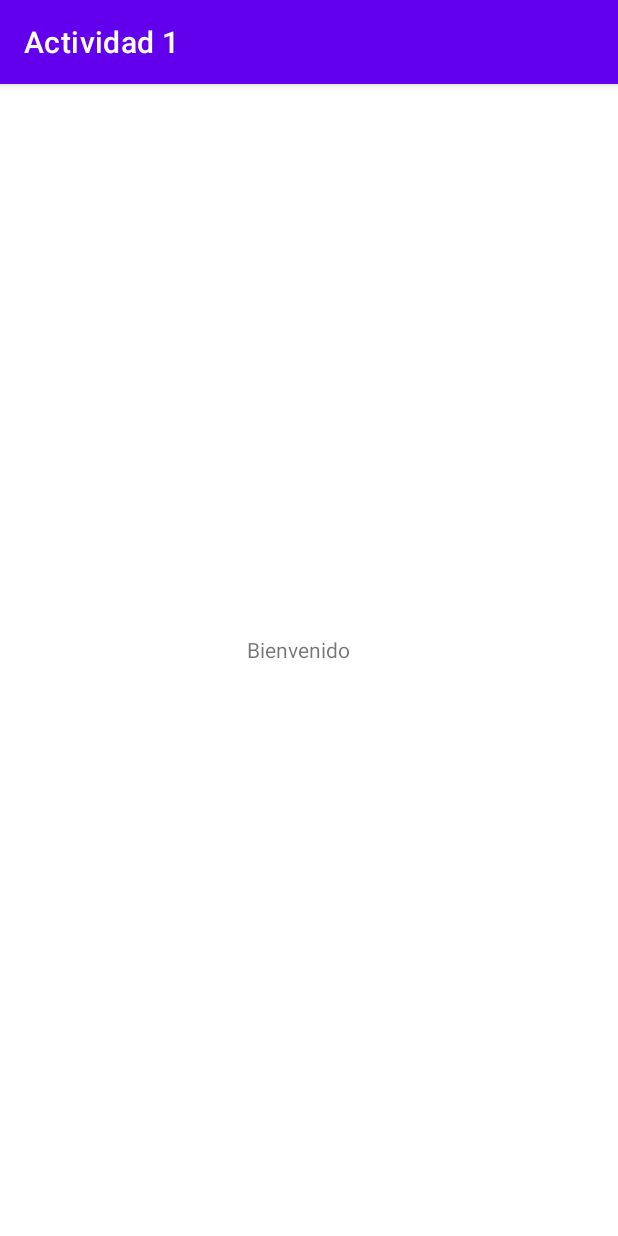
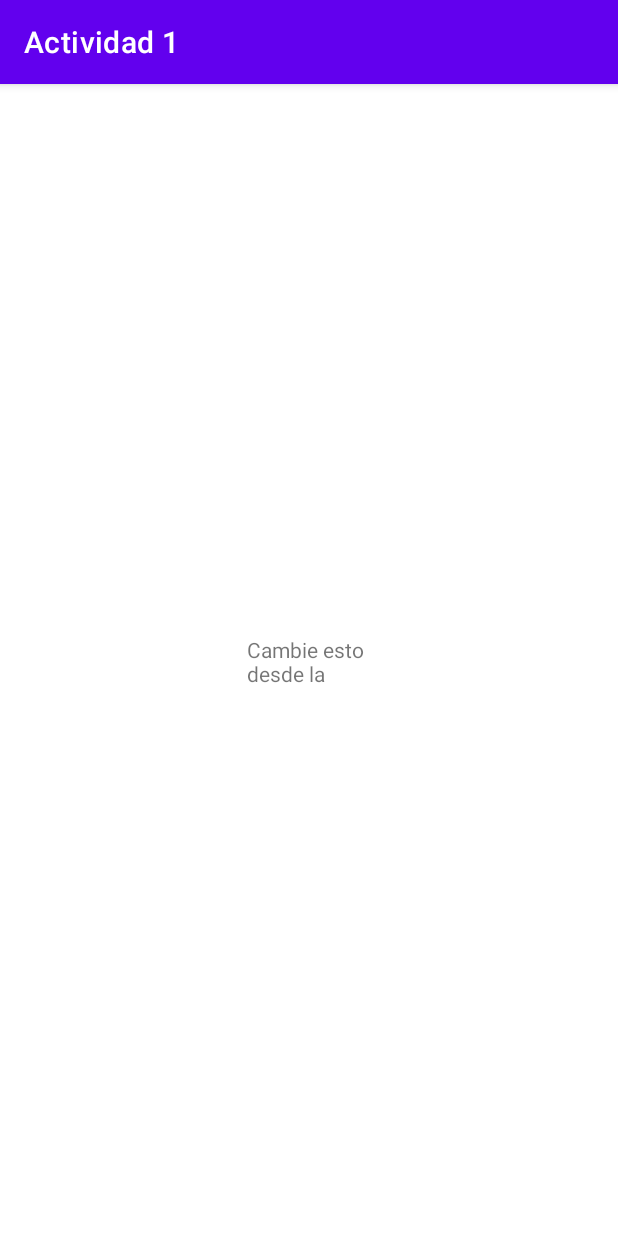
Before and after one commit to GabScarafia/APM-Actividad1, an Android app: the Bienvenida screen opened directly, with no data from a screen before it, on a phone screen of 412 x 824 dp. Run offline under Robolectric (Android 15) with nearby library versions, the phone set to English and light mode, and no system bars.

Commit message:
USO LA NOTEBOOK

```diff
--- a/app/src/main/res/layout/activity_bienvenida.xml
+++ b/app/src/main/res/layout/activity_bienvenida.xml
@@ -9,7 +9,7 @@
         android:id="@+id/textView2"
         android:layout_width="83dp"
         android:layout_height="34dp"
-        android:text="Bienvenido"
+        android:text="Cambie esto desde la notebook"
         app:layout_constraintBottom_toBottomOf="parent"
         app:layout_constraintEnd_toEndOf="parent"
         app:layout_constraintStart_toStartOf="parent"
```
